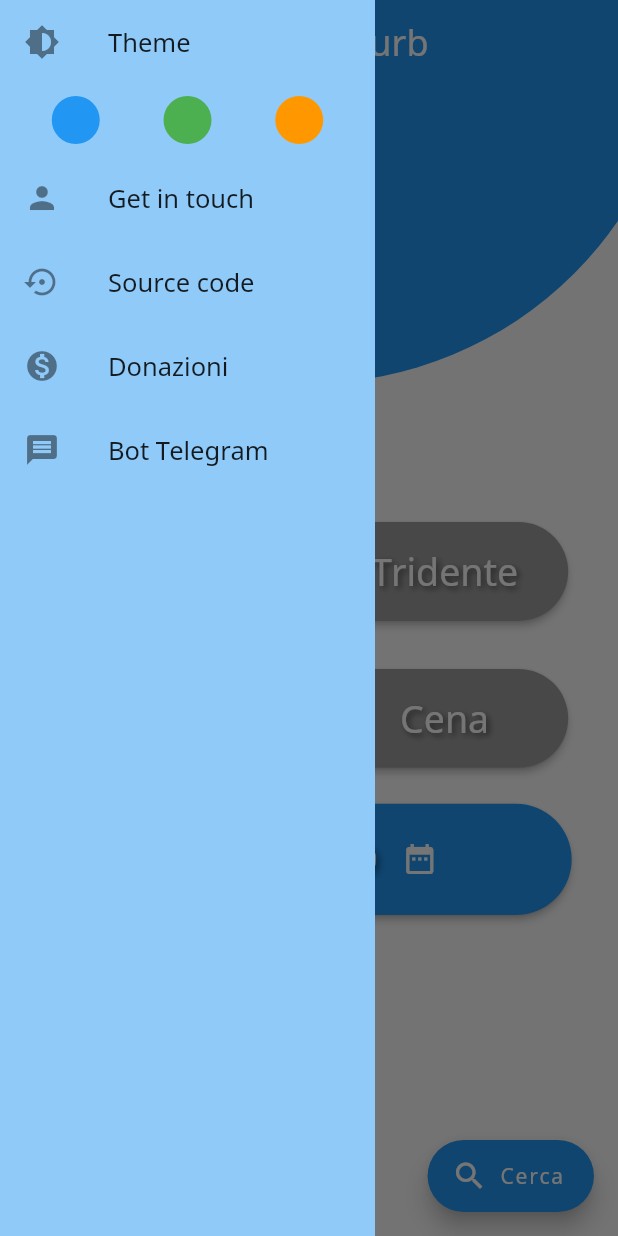
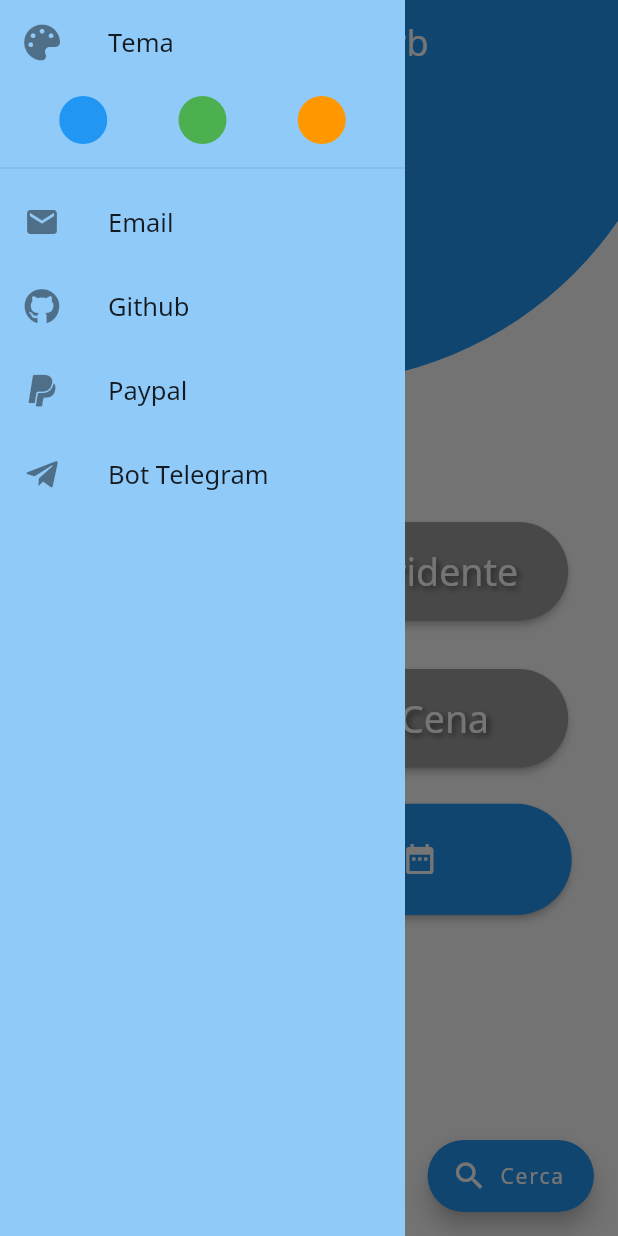
Before and after one commit to GitWizards/MensaUniurbBot, a Flutter app: the screen it shows after launch, with the side drawer open, on a phone screen of 412 x 824 dp. Run offline on Flutter 3.47's test engine with Material 2 defaults, Android fonts, the phone set to English and light mode, and no system bars; our stand-ins replace dynamic_theme, font_awesome_flutter, shared_preferences; missing offline and left inert: firebase_admob; accounts and stored records are empty; statements that could not run were skipped.

Commit message:
Small changes in sidebar and update libs

```diff
--- a/mensa_uniurb_app/lib/main.dart
+++ b/mensa_uniurb_app/lib/main.dart
@@ -5,6 +5,7 @@ import 'package:MensaUniurb/resultScreen.dart';
 import 'package:flutter/cupertino.dart';
 import 'package:flutter/material.dart';
 import 'package:flutter/services.dart';
+import 'package:font_awesome_flutter/font_awesome_flutter.dart';
 import 'package:intl/intl.dart';
 import 'package:dynamic_theme/dynamic_theme.dart';
 import 'package:url_launcher/url_launcher.dart';
@@ -162,14 +163,14 @@ class _SearchScreenState extends State<SearchScreen> {
 
       // Drawer on the left
       drawer: Container(
-        width: 250,
+        width: 270,
         color: Theme.of(context).backgroundColor,
         child: ListView(
           children: <Widget>[
             ListTile(
-              leading: Icon(Icons.brightness_6),
+              leading: Icon(FontAwesomeIcons.palette),
               title: Text(
-                'Theme',
+                'Tema',
                 style: TextStyle(fontSize: 17),
               ),
             ),
@@ -190,32 +191,28 @@ class _SearchScreenState extends State<SearchScreen> {
               ],
               mainAxisAlignment: MainAxisAlignment.spaceEvenly,
             ),
+            Divider(),
             ListTile(
-              leading: Icon(Icons.person),
-              title: Text('Get in touch', style: TextStyle(fontSize: 17)),
-              onTap: () => _launchURL("https://t.me/Radeox"),
+              leading: Icon(Icons.mail),
+              title: Text('Email', style: TextStyle(fontSize: 17)),
+              onTap: () => _launchURL("mailto:dawid.weglarz95@gmail.com"),
             ),
             ListTile(
-              leading: Icon(Icons.settings_backup_restore),
-              title: Text('Source code', style: TextStyle(fontSize: 17)),
+              leading: Icon(FontAwesomeIcons.github),
+              title: Text('Github', style: TextStyle(fontSize: 17)),
               onTap: () =>
                   _launchURL("https://github.com/FastRadeox/MensaUniurbBot"),
             ),
             ListTile(
-              leading: Icon(Icons.monetization_on),
-              title: Text('Donazioni', style: TextStyle(fontSize: 17)),
+              leading: Icon(FontAwesomeIcons.paypal),
+              title: Text('Paypal', style: TextStyle(fontSize: 17)),
               onTap: () => _launchURL("https://www.paypal.me/Radeox"),
             ),
             ListTile(
-              leading: Icon(Icons.message),
+              leading: Icon(FontAwesomeIcons.telegramPlane),
               title: Text('Bot Telegram', style: TextStyle(fontSize: 17)),
               onTap: () => _launchURL("https://t.me/MensaUniurb_Bot"),
             ),
-            // ListTile(
-            //   leading: Icon(Icons.info),
-            //   title: Text('Info', style: TextStyle(fontSize: 17)),
-            //   onTap: () => print("info"),
-            // ),
           ],
         ),
       ),
--- a/mensa_uniurb_app/lib/resultScreen.dart
+++ b/mensa_uniurb_app/lib/resultScreen.dart
@@ -111,7 +111,7 @@ class _ResultScreenState extends State<ResultScreen> {
     Map names = {
       'first': "Primi",
       'second': "Secondi",
-      'side': "Contorno",
+      'side': "Contorni",
       'fruit': "Frutta",
     };
 
```
Also changed, not shown: mensa_uniurb_app/pubspec.yaml (+6 -6 lines), mensa_uniurb_app/pubspec.lock.
